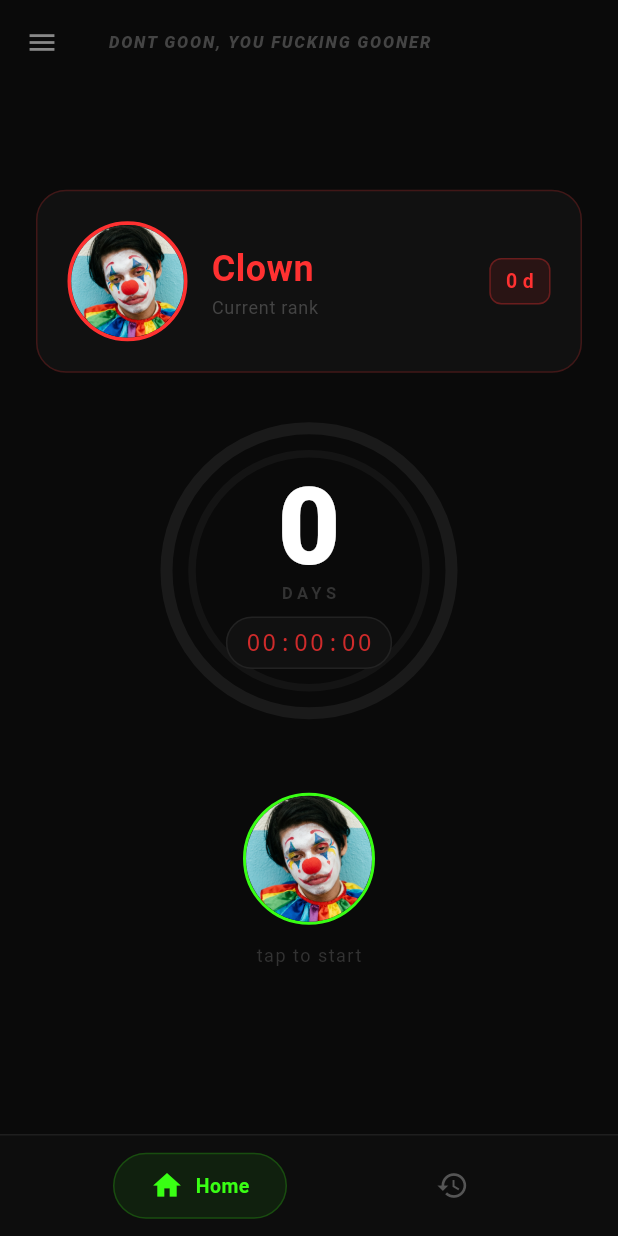
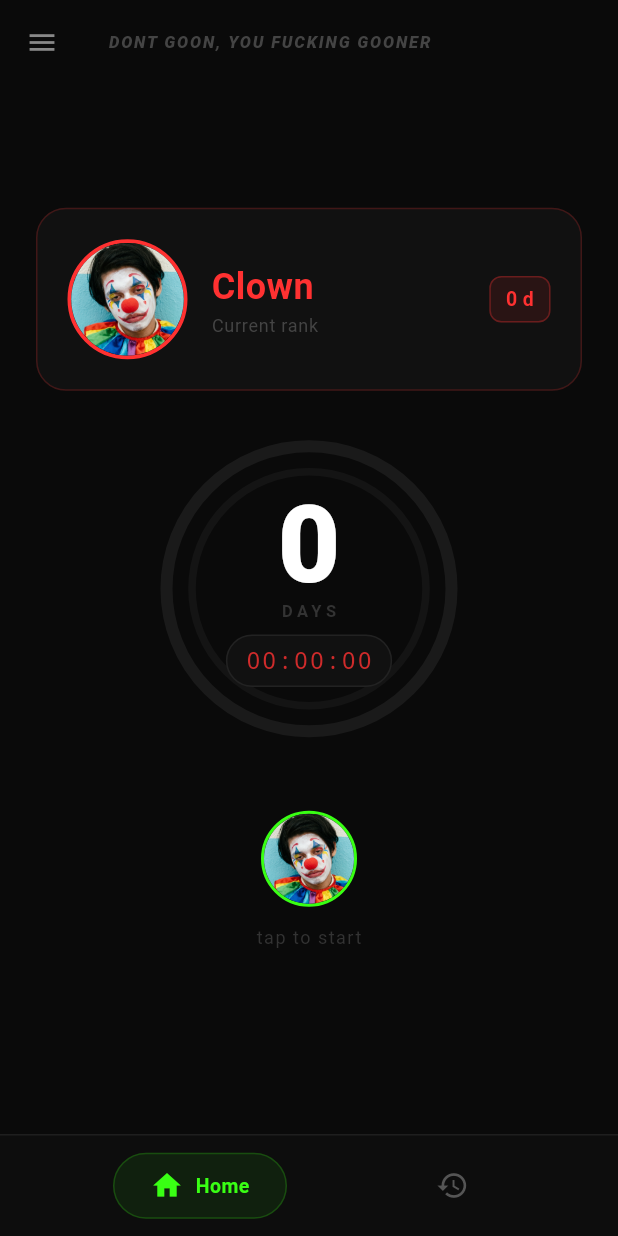
Before and after one commit to Dnggr/Giga, a Flutter app: the screen it shows after launch, on a phone screen of 412 x 824 dp. Run offline on Flutter 3.47's test engine with Material 3 defaults, Android fonts, the phone set to English and light mode, and no system bars; our stand-ins replace shared_preferences.

Commit message:
reduce size of pulse button for improved layout

```diff
--- a/lib/main.dart
+++ b/lib/main.dart
@@ -991,8 +991,8 @@ class _PulseButtonState extends State<_PulseButton>
           child: child,
         ),
         child: Container(
-          width: 88,
-          height: 88,
+          width: 64,
+          height: 64,
           decoration: BoxDecoration(
             shape: BoxShape.circle,
             color: const Color(0xFF111111),
```
